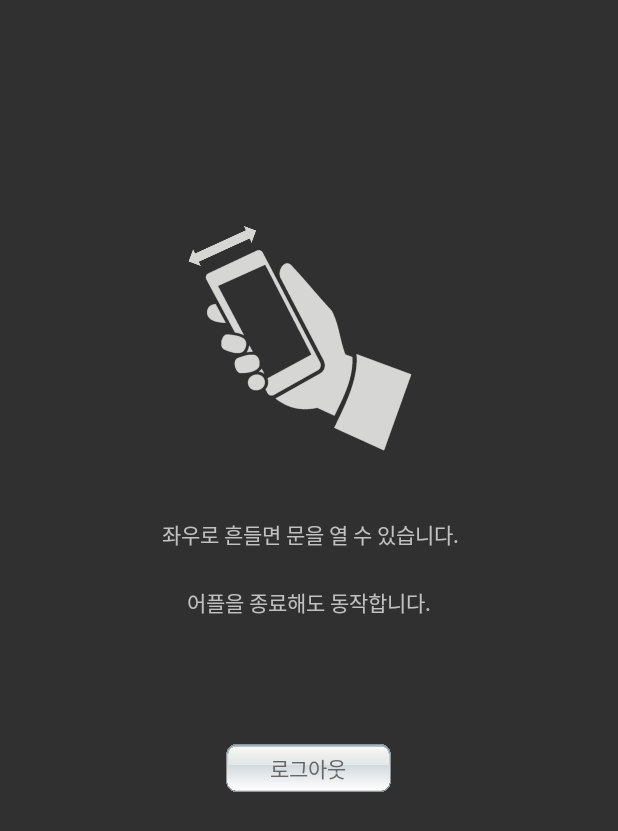
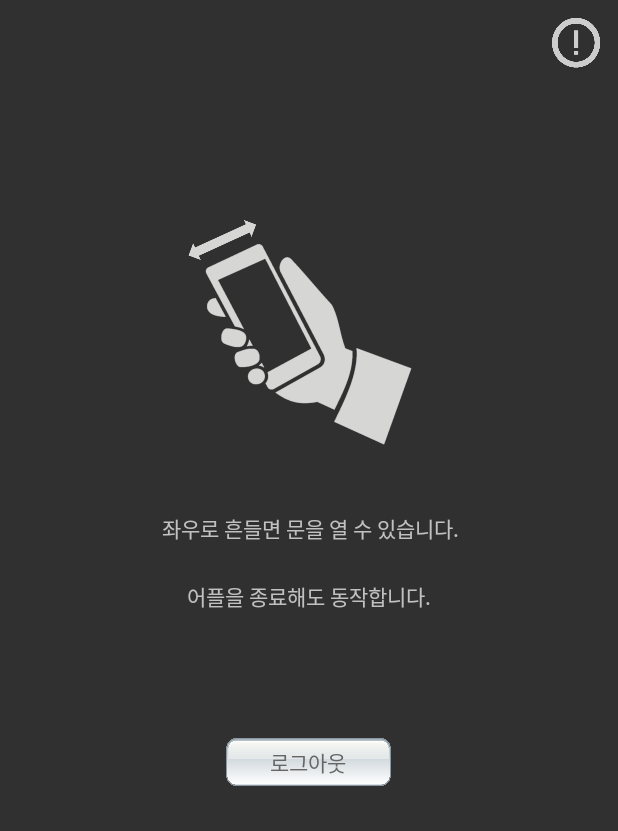
Before and after one commit to zojae031/DoorOpenService, an Android app: the MainActivity screen opened directly, with no data from a screen before it, on a phone screen of 412 x 824 dp. Shown: the top 831 px of the screen. Run offline under Robolectric (Android 15) with nearby library versions, the phone set to English and light mode, and no system bars; 3 statements that could not run were skipped.

Commit message:
Android complete

```diff
--- a/DoorOpenService/app/src/main/java/com/example/user/dooropenservice/app/Activity/LoginActivity.java
+++ b/DoorOpenService/app/src/main/java/com/example/user/dooropenservice/app/Activity/LoginActivity.java
@@ -17,6 +17,7 @@ import com.example.user.dooropenservice.R;
 import com.example.user.dooropenservice.app.Model.UserVO;
 import com.example.user.dooropenservice.app.Server.ServerCallbackInterface.ILoginCallback;
 import com.example.user.dooropenservice.app.Server.ServerConnection.ServerLogin;
+import com.example.user.dooropenservice.app.ShakeAlgorithm.ShakeService;
 
 /*
  * LoginActivity
--- a/DoorOpenService/app/src/main/java/com/example/user/dooropenservice/app/Server/ServerConnection/ServerConnection.java
+++ b/DoorOpenService/app/src/main/java/com/example/user/dooropenservice/app/Server/ServerConnection/ServerConnection.java
@@ -1,8 +1,8 @@
 package com.example.user.dooropenservice.app.Server.ServerConnection;
 
-import com.example.user.dooropenservice.app.Encryption.SHA256;
 import com.example.user.dooropenservice.app.Model.CompanyVO;
 import com.example.user.dooropenservice.app.Model.UserVO;
+import com.example.user.dooropenservice.app.Encryption.SHA256;
 import com.example.user.dooropenservice.app.Server.ServerCallbackInterface.ILogoutCallback;
 import com.example.user.dooropenservice.app.Server.ServerCallbackInterface.IServerCallback;
 
@@ -54,7 +54,6 @@ abstract class ServerConnection extends Thread {
     private final int REGIST_NEW_LOCATION = 6;
     private final int GET_COMPANY_LIST = 7;
 
-
     //CompanyVO를 위한 생성자
     public ServerConnection(CompanyVO companyVO){
         this.companyVO =companyVO;
@@ -72,7 +71,6 @@ abstract class ServerConnection extends Thread {
         }catch (JSONException e){
             e.printStackTrace();
         }
-
 
     }
     //UserVo를 위한 생성자
@@ -111,7 +109,7 @@ abstract class ServerConnection extends Thread {
         }
     }
 
-        private String getEncryption(UserVO user){
+    private String getEncryption(UserVO user){
         String encryptionPassword = null;
         if(user.getPassword()!=null) {
             encryptionPassword = SHA256.encrypt(user.getPassword());
--- a/DoorOpenService/app/src/main/res/layout/activity_main.xml
+++ b/DoorOpenService/app/src/main/res/layout/activity_main.xml
@@ -59,10 +59,10 @@
         android:layout_height="177dp"
         android:layout_marginEnd="8dp"
         android:layout_marginStart="8dp"
-        android:layout_marginTop="144dp"
+        android:layout_marginTop="92dp"
         app:layout_constraintEnd_toEndOf="parent"
         app:layout_constraintStart_toStartOf="parent"
-        app:layout_constraintTop_toTopOf="parent"
+        app:layout_constraintTop_toBottomOf="@+id/info"
         app:srcCompat="@drawable/shakeimage" />
 
     <Button
@@ -82,4 +82,18 @@
         app:layout_constraintTop_toBottomOf="@+id/logout"
         app:layout_constraintVertical_bias="0.162" />
 
+    <Button
+        android:id="@+id/info"
+        android:layout_width="40dp"
+        android:layout_height="40dp"
+        android:layout_marginEnd="8dp"
+        android:layout_marginStart="8dp"
+        android:layout_marginTop="8dp"
+        android:background="@drawable/info"
+        android:onClick="onClick"
+        app:layout_constraintEnd_toEndOf="parent"
+        app:layout_constraintHorizontal_bias="1.0"
+        app:layout_constraintStart_toStartOf="parent"
+        app:layout_constraintTop_toTopOf="parent" />
+
 </android.support.constraint.ConstraintLayout>
--- a/DoorOpenService/app/src/main/res/layout/activity_sign_up.xml
+++ b/DoorOpenService/app/src/main/res/layout/activity_sign_up.xml
@@ -305,8 +305,8 @@
 
     <Button
         android:id="@+id/finishBtn"
-        android:layout_width="100dp"
-        android:layout_height="36dp"
+        android:layout_width="110dp"
+        android:layout_height="32dp"
         android:layout_marginBottom="8dp"
         android:layout_marginEnd="8dp"
         android:layout_marginStart="8dp"
```
Also changed, not shown: DoorOpenService/app/src/main/java/com/example/user/dooropenservice/app/Activity/MainActivity.java (+27 -7 lines), DoorOpenService/app/src/main/java/com/example/user/dooropenservice/app/Activity/MapsActivity.java (+10 -10 lines), DoorOpenService/app/src/main/java/com/example/user/dooropenservice/app/Activity/SelectCompanyActivity.java (+6 -2 lines), DoorOpenService/app/src/main/java/com/example/user/dooropenservice/app/Activity/SignUpActivity.java (+6 -1 lines), DoorOpenService/app/src/main/java/com/example/user/dooropenservice/app/BlueToothThread/AutoPairing.java (deleted, +0 -65 lines), DoorOpenService/app/src/main/java/com/example/user/dooropenservice/app/DoorOpenService/DoorOpenService.java (+7 -0 lines), DoorOpenService/app/src/main/res/layout/activity_maps.xml (+4 -3 lines), DoorOpenService/app/src/main/res/layout/activity_select_company.xml (+6 -4 lines), DoorOpenService/app/src/main/res/drawable/info.png (added), 1 other file.
